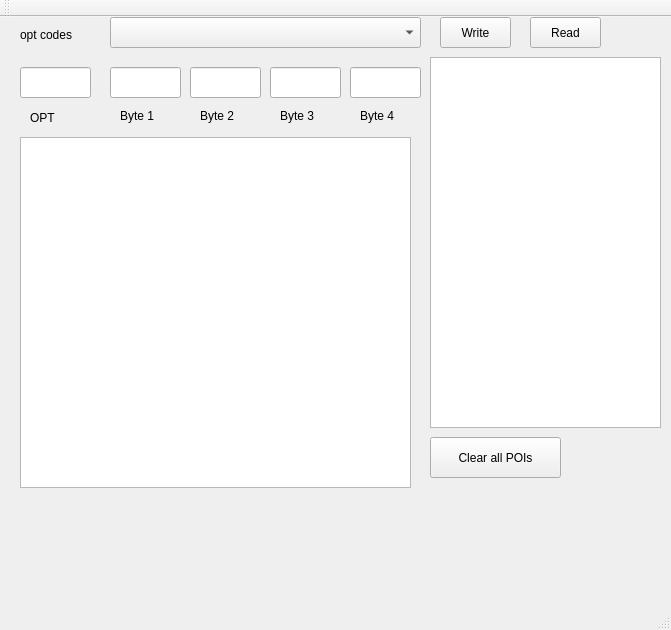
This is src/ui/mainwindow.ui in joonaspessi/rotfl as Qt 5 draws it before an edit. The edited form follows.
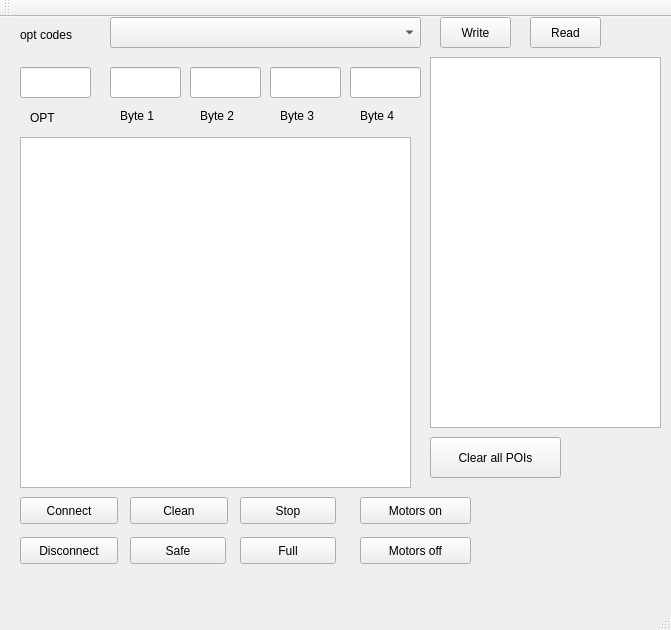
This is the edited form. Custom widgets are drawn as their Qt base class.

Commit message:
Added test buttons to UI for testing the ext lib
Basic Roomba controlling could be done with WASD-directionkeys and
push buttons in the UI.

```diff
--- a/src/ui/mainwindow.ui
+++ b/src/ui/mainwindow.ui
@@ -223,6 +223,110 @@
      <string>Clear all POIs</string>
     </property>
    </widget>
+   <widget class="QPushButton" name="pushButton_Connect">
+    <property name="geometry">
+     <rect>
+      <x>20</x>
+      <y>480</y>
+      <width>98</width>
+      <height>27</height>
+     </rect>
+    </property>
+    <property name="text">
+     <string>Connect</string>
+    </property>
+   </widget>
+   <widget class="QPushButton" name="pushButton_Disconnect">
+    <property name="geometry">
+     <rect>
+      <x>20</x>
+      <y>520</y>
+      <width>98</width>
+      <height>27</height>
+     </rect>
+    </property>
+    <property name="text">
+     <string>Disconnect</string>
+    </property>
+   </widget>
+   <widget class="QPushButton" name="pushButton_Clean">
+    <property name="geometry">
+     <rect>
+      <x>130</x>
+      <y>480</y>
+      <width>98</width>
+      <height>27</height>
+     </rect>
+    </property>
+    <property name="text">
+     <string>Clean</string>
+    </property>
+   </widget>
+   <widget class="QPushButton" name="pushButton_DriveForward">
+    <property name="geometry">
+     <rect>
+      <x>360</x>
+      <y>480</y>
+      <width>111</width>
+      <height>27</height>
+     </rect>
+    </property>
+    <property name="text">
+     <string>Motors on</string>
+    </property>
+   </widget>
+   <widget class="QPushButton" name="pushButton_DriveBackward">
+    <property name="geometry">
+     <rect>
+      <x>360</x>
+      <y>520</y>
+      <width>111</width>
+      <height>27</height>
+     </rect>
+    </property>
+    <property name="text">
+     <string>Motors off</string>
+    </property>
+   </widget>
+   <widget class="QPushButton" name="pushButton_Safe">
+    <property name="geometry">
+     <rect>
+      <x>130</x>
+      <y>520</y>
+      <width>96</width>
+      <height>27</height>
+     </rect>
+    </property>
+    <property name="text">
+     <string>Safe</string>
+    </property>
+   </widget>
+   <widget class="QPushButton" name="pushButton_Full">
+    <property name="geometry">
+     <rect>
+      <x>240</x>
+      <y>520</y>
+      <width>96</width>
+      <height>27</height>
+     </rect>
+    </property>
+    <property name="text">
+     <string>Full</string>
+    </property>
+   </widget>
+   <widget class="QPushButton" name="pushButton_Stop">
+    <property name="geometry">
+     <rect>
+      <x>240</x>
+      <y>480</y>
+      <width>96</width>
+      <height>27</height>
+     </rect>
+    </property>
+    <property name="text">
+     <string>Stop</string>
+    </property>
+   </widget>
    <zorder>pushButton</zorder>
    <zorder>listView</zorder>
    <zorder>pushButton_2</zorder>
```
Left out of the diff: 10 changed lines with no effect on the pictures. The commit also changes 2 other files.
